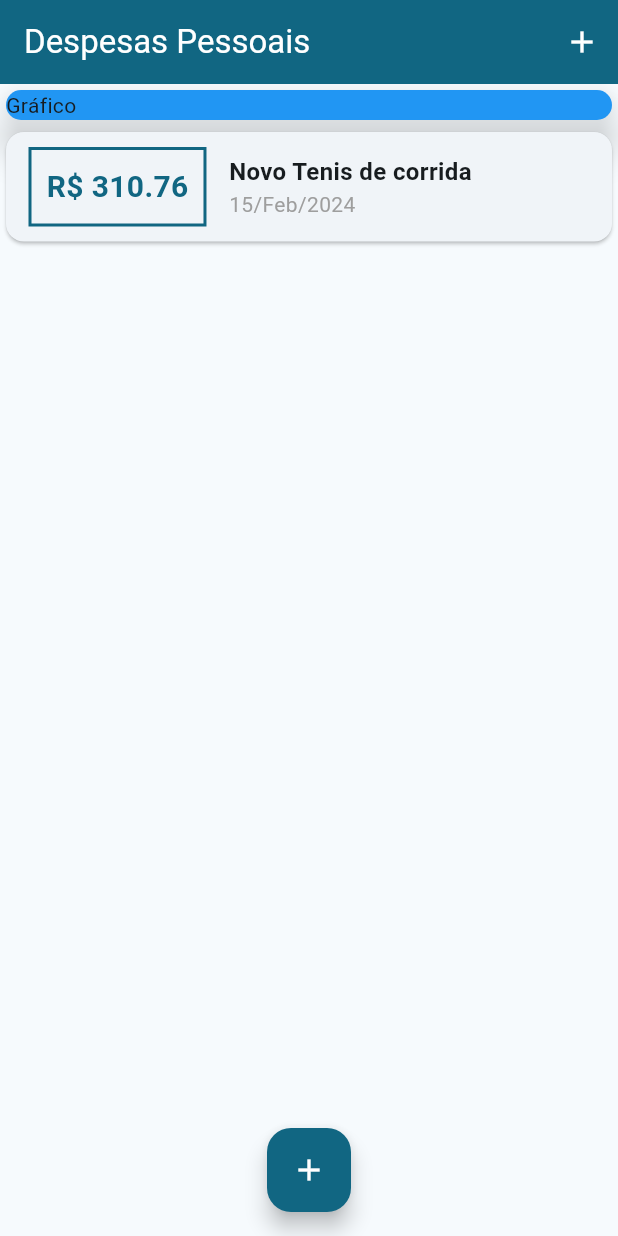
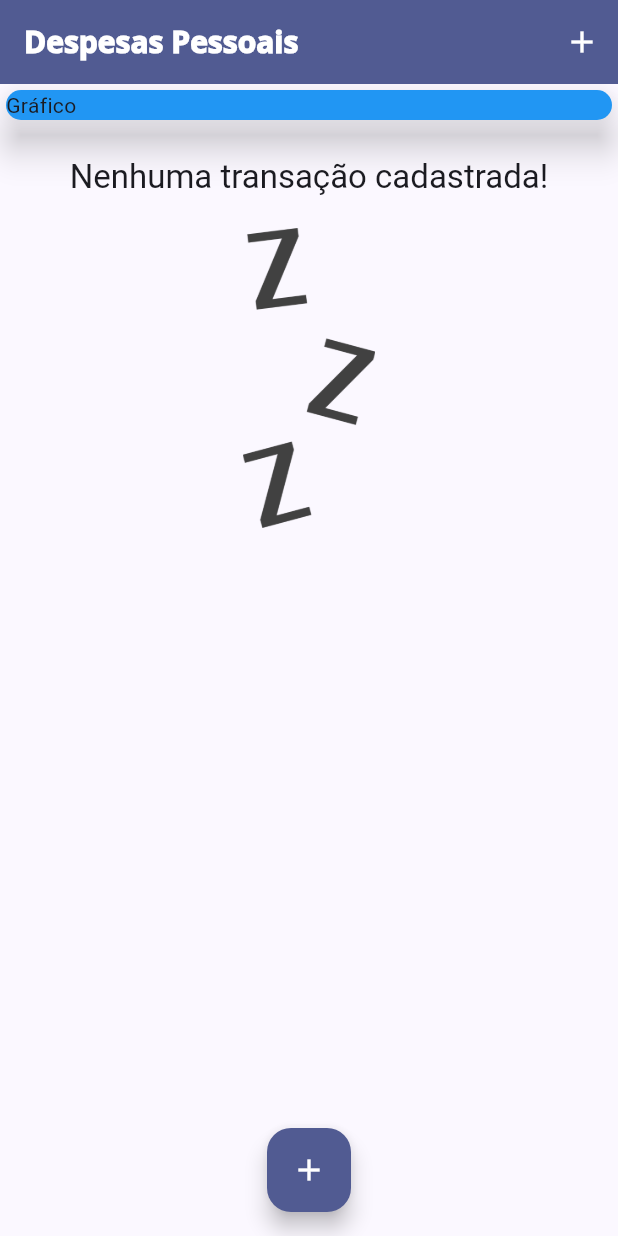
Before and after one commit to EliasDev-Flutter/Personal-Expenses, a Flutter app: the screen it shows after launch, on a phone screen of 412 x 824 dp. Run offline on Flutter 3.47's test engine with Material 3 defaults, Android fonts, the phone set to English and light mode, and no system bars; Roboto replaces fonts that are missing (Quicksand-Bold).

```diff
--- a/lib/components/transaction_list.dart
+++ b/lib/components/transaction_list.dart
@@ -11,7 +11,29 @@ class TransactionList extends StatelessWidget {
   Widget build(BuildContext context) {
     return SizedBox(
       height: 500,
-      child: ListView.builder(
+      child: transactions.isEmpty
+          ? Column(
+              children: [
+                const SizedBox(
+                  height: 20,
+                ),
+                Text(
+                  'Nenhuma transação cadastrada!',
+                  style: Theme.of(context).textTheme.titleLarge,
+                ),
+                const SizedBox(
+                  height: 20,
+                ),
+                SizedBox(
+                  height: 200,
+                  child: Image.asset(
+                    'assets/images/waiting.png',
+                    fit: BoxFit.cover,
+                  ),
+                ),
+              ],
+            )
+          : ListView.builder(
               itemCount: transactions.length,
               itemBuilder: (context, index) {
                 final tr = transactions[index];
@@ -38,13 +60,12 @@ class TransactionList extends StatelessWidget {
                         ),
                       ),
                     ),
-              Column(crossAxisAlignment: CrossAxisAlignment.start, children: [
+                    Column(
+                        crossAxisAlignment: CrossAxisAlignment.start,
+                        children: [
                           Text(
                             tr.title,
-                  style: const TextStyle(
-                    fontSize: 16,
-                    fontWeight: FontWeight.bold,
-                  ),
+                            style: Theme.of(context).textTheme.titleLarge,
                           ),
                           Text(
                             DateFormat('d/MMM/y').format(tr.date),
--- a/lib/main.dart
+++ b/lib/main.dart
@@ -14,9 +14,12 @@ class ExpensesApp extends StatelessWidget {
     return MaterialApp(
       home: const MyHomePage(),
       theme: ThemeData(
+        useMaterial3: true,
         colorScheme: ColorScheme.fromSeed(
-          seedColor: Colors.blueGrey,
+          seedColor: Colors.indigo,
+          brightness: Brightness.light,
         ),
+        fontFamily: 'Quicksand-Bold',
       ),
       debugShowCheckedModeBanner: false,
     );
@@ -31,14 +34,7 @@ class MyHomePage extends StatefulWidget {
 }
 
 class _MyHomePageState extends State<MyHomePage> {
-  final _transactions = [
-    Transaction(
-      id: 't1',
-      title: 'Novo Tenis de corrida',
-      value: 310.76,
-      date: DateTime.now(),
-    ),
-  ];
+  final List<Transaction> _transactions = [];
 
   _addTransaction(String title, double value) {
     final newTransaction = Transaction(
@@ -71,6 +67,11 @@ class _MyHomePageState extends State<MyHomePage> {
         foregroundColor: Theme.of(context).colorScheme.onPrimary,
         title: const Text(
           'Despesas Pessoais',
+          style: TextStyle(
+            fontFamily: 'OpenSans',
+            fontSize: 20,
+            fontWeight: FontWeight.w900,
+          ),
         ),
         actions: [
           IconButton(
```
Also changed, not shown: lib/components/chart.dart (added, +44 -0 lines), pubspec.yaml (+14 -8 lines), assets/fonts/OpenSans-Bold.ttf (added), assets/fonts/OpenSans-Regular.ttf (added), assets/fonts/Quicksand-Bold.ttf (added), assets/fonts/Quicksand-Light.ttf (added), assets/fonts/Quicksand-Medium.ttf (added), assets/fonts/Quicksand-Regular.ttf (added), assets/images/waiting.png (added). Lines whose indentation alone changed are shown as unchanged.
